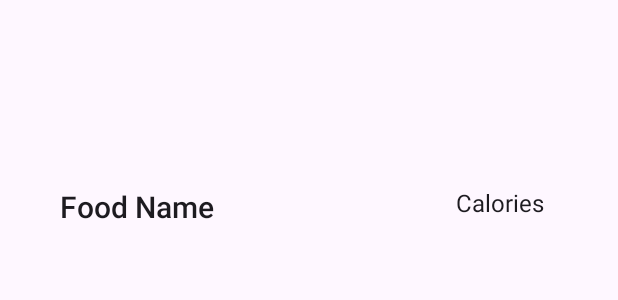
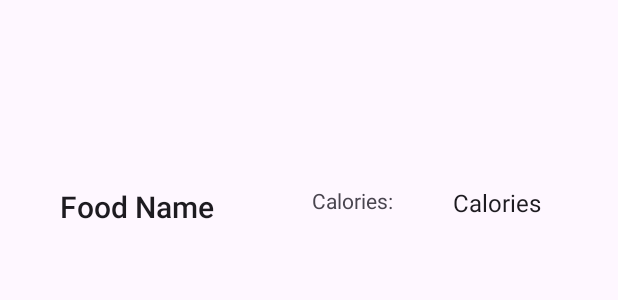
Before and after one commit to mgallo185/BitFitPart2, an Android app: the layout item_food.xml on its own in the app's theme, with its tools: preview values and no code run, on a phone screen of 412 x 824 dp. Shown: the top 300 px of the screen. Run offline under Robolectric (Android 15) with nearby library versions, the phone set to English and light mode, and no system bars.

Commit message:
basic app

```diff
--- a/app/build.gradle
+++ b/app/build.gradle
@@ -2,6 +2,7 @@ plugins {
     id 'com.android.application'
     id 'org.jetbrains.kotlin.android'
     id 'kotlin-kapt'
+    id 'kotlin-parcelize'
 }
 
 android {
--- a/app/src/main/AndroidManifest.xml
+++ b/app/src/main/AndroidManifest.xml
@@ -8,6 +8,7 @@
         android:fullBackupContent="@xml/backup_rules"
         android:icon="@mipmap/ic_launcher"
         android:label="@string/app_name"
+        android:name=".FoodApplication"
         android:roundIcon="@mipmap/ic_launcher_round"
         android:supportsRtl="true"
         android:theme="@style/Theme.BitFitPart1"
--- /dev/null
+++ b/app/src/main/java/com/example/bitfitpart1/DisplayFood.kt
@@ -0,0 +1,6 @@
+package com.example.bitfitpart1
+
+data class DisplayFood (
+    val foodName: String?,
+    val calories: String?
+): java.io.Serializable
--- a/app/src/main/res/layout/item_food.xml
+++ b/app/src/main/res/layout/item_food.xml
@@ -22,12 +22,22 @@
         android:id="@+id/calorieNum"
         android:layout_width="0dp"
         android:layout_height="wrap_content"
-        android:layout_marginStart="152dp"
+        android:layout_marginStart="40dp"
         android:layout_marginTop="124dp"
         android:ellipsize="end"
         android:maxLines="4"
         android:text="Calories"
         android:textAppearance="@style/TextAppearance.AppCompat.Light.SearchResult.Subtitle"
+        app:layout_constraintStart_toEndOf="@+id/textView2"
+        app:layout_constraintTop_toTopOf="parent" />
+
+    <TextView
+        android:id="@+id/textView2"
+        android:layout_width="wrap_content"
+        android:layout_height="wrap_content"
+        android:layout_marginStart="56dp"
+        android:layout_marginTop="124dp"
+        android:text="Calories:"
         app:layout_constraintStart_toEndOf="@+id/foodName"
         app:layout_constraintTop_toTopOf="parent" />
 
```
Also changed, not shown: app/src/main/java/com/example/bitfitpart1/AddFoodActivity.kt (+14 -0 lines), app/src/main/java/com/example/bitfitpart1/AppDatabase.kt (added, +29 -0 lines), app/src/main/java/com/example/bitfitpart1/FoodAdapter.kt (added, +51 -0 lines), app/src/main/java/com/example/bitfitpart1/FoodApplication.kt (added, +7 -0 lines), app/src/main/java/com/example/bitfitpart1/FoodDao.kt (added, +18 -0 lines), app/src/main/java/com/example/bitfitpart1/FoodEntity.kt (added, +12 -0 lines), app/src/main/java/com/example/bitfitpart1/MainActivity.kt (+29 -0 lines).
